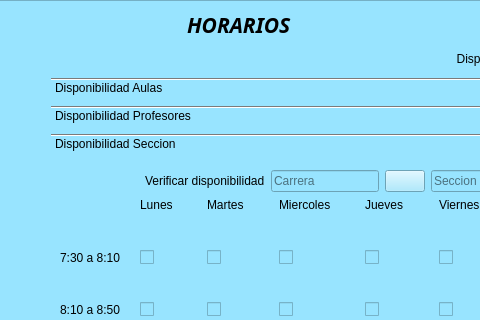
Reinaldito04/IUTA----HORARIOS, file ui/horarios.ui: the form before one commit; both pictures show x 125 to 605 and y 0 to 320 of the 729 by 725 pixel window.
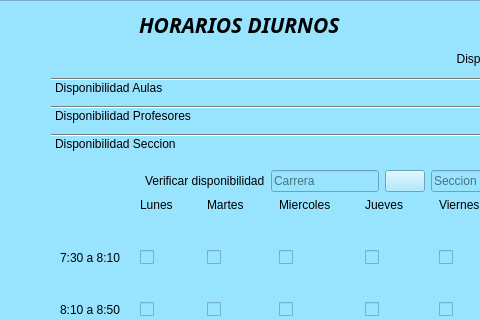
The form after the commit. Icons and pictures are not drawn.

```diff
--- a/ui/horarios.ui
+++ b/ui/horarios.ui
@@ -161,7 +161,7 @@
             </font>
            </property>
            <property name="text">
-            <string>HORARIOS</string>
+            <string>HORARIOS DIURNOS</string>
            </property>
            <property name="scaledContents">
             <bool>true</bool>
```
Left out of the diff: 12 changed lines with no effect on the pictures.
